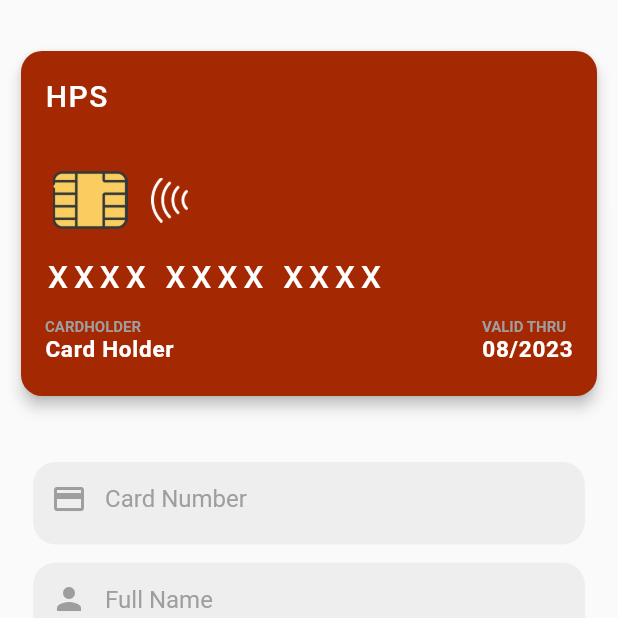
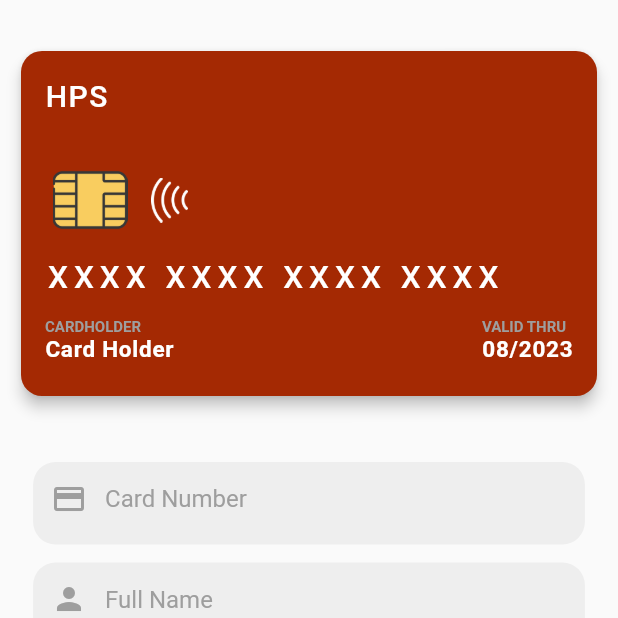
Before and after one commit to zkariaait/clientapp, a Flutter app: the CardPage screen opened directly, on a phone screen of 412 x 824 dp, the top half of it. Run offline on Flutter 3.47's test engine with Material 2 defaults, Android fonts, the phone set to English and light mode, and no system bars; drawn by our look-alikes of flip_card; our stand-ins replace flutter_svg; missing offline and left inert: barcode_scan2, flutter_collapsing_toolbar, patterns_canvas, tap_to_expand; project files that could hold a hidden picture were left out.

Commit message:
card number

```diff
--- a/lib/card/views/CardPage.dart
+++ b/lib/card/views/CardPage.dart
@@ -349,7 +349,7 @@ class _CardPageState extends State<CardPage> {
             ? "Card Holder"
             : cardHolderNameController.text.toUpperCase(),
         cardNumber: cardNumberController.text.isEmpty
-            ? "XXXX XXXX XXXX "
+            ? "XXXX XXXX XXXX XXXX"
             : cardNumberController.text,
       );
     } else if (cardNumber.startsWith('4')) {
@@ -362,7 +362,7 @@ class _CardPageState extends State<CardPage> {
             ? "Card Holder"
             : cardHolderNameController.text.toUpperCase(),
         cardNumber: cardNumberController.text.isEmpty
-            ? "XXXX XXXX XXXX "
+            ? "XXXX XXXX XXXX XXXX"
             : cardNumberController.text,
       );
     } else {
@@ -375,7 +375,7 @@ class _CardPageState extends State<CardPage> {
             ? "Card Holder"
             : cardHolderNameController.text.toUpperCase(),
         cardNumber: cardNumberController.text.isEmpty
-            ? "XXXX XXXX XXXX "
+            ? "XXXX XXXX XXXX XXXX"
             : cardNumberController.text,
       );
     }
```
Also changed, not shown: assets/icons/visa-svgrepo-com.svg (added).
